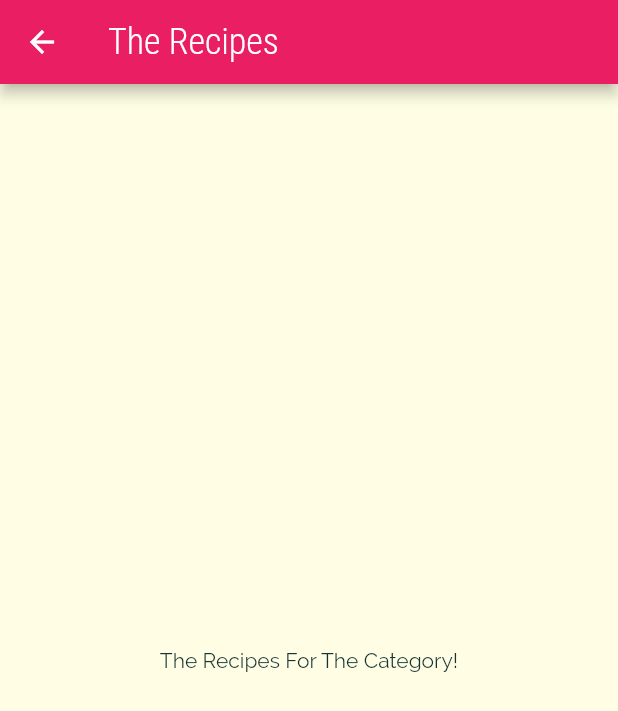
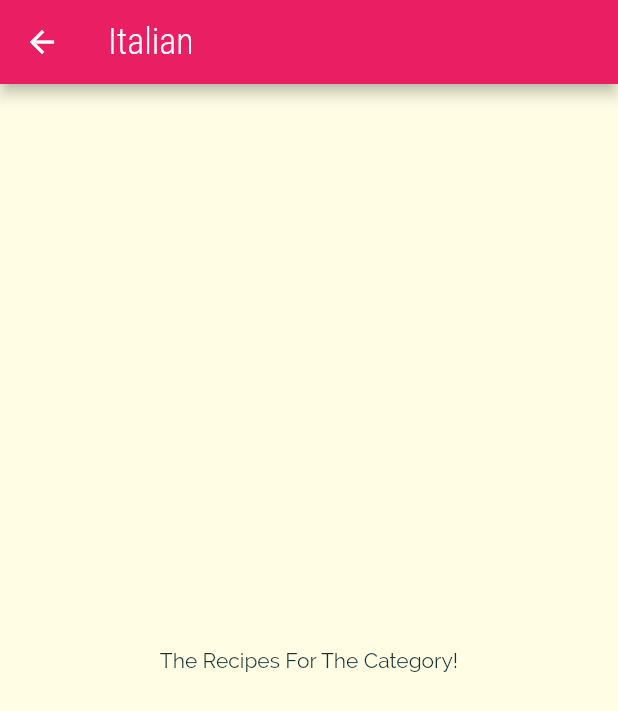
Before and after one commit to Kcruz24/meals-app-flutter, a Flutter app: the screen it shows after launch, after a tap on "Italian", on a phone screen of 412 x 824 dp. Shown: the top 711 px of the screen. Run offline on Flutter 3.47's test engine with Material 2 defaults, Android fonts, the phone set to English and light mode, and no system bars.

```diff
--- a/lib/categories_screen.dart
+++ b/lib/categories_screen.dart
@@ -14,6 +14,7 @@ class CategoriesScreen extends StatelessWidget {
         padding: const EdgeInsets.all(25),
         children: DUMMY_CATEGORIES
             .map((catData) => CategoryItem(
+                  catData.id,
                   catData.title,
                   catData.color,
                 ))
--- a/lib/category_item.dart
+++ b/lib/category_item.dart
@@ -3,16 +3,17 @@ import 'package:flutter/material.dart';
 import 'category_meals_screen.dart';
 
 class CategoryItem extends StatelessWidget {
+  final String _id;
   final String _title;
   final Color _color;
 
-  CategoryItem(this._title, this._color);
+  CategoryItem(this._id, this._title, this._color);
 
   void selectCategory(BuildContext ctx) {
     Navigator.of(ctx).push(
       MaterialPageRoute(
         builder: (_) {
-          return CategoryMealsScreen();
+          return CategoryMealsScreen(_id, _title);
         },
       ),
     );
--- a/lib/category_meals_screen.dart
+++ b/lib/category_meals_screen.dart
@@ -1,11 +1,16 @@
 import 'package:flutter/material.dart';
 
 class CategoryMealsScreen extends StatelessWidget {
+  final String _categoryId;
+  final String _categoryTitle;
+
+  CategoryMealsScreen(this._categoryId, this._categoryTitle);
+
   @override
   Widget build(BuildContext context) {
     return Scaffold(
       appBar: AppBar(
-        title: Text('The Recipes'),
+        title: Text(_categoryTitle),
       ),
       body: Center(
         child: Text('The Recipes For The Category!'),
```
